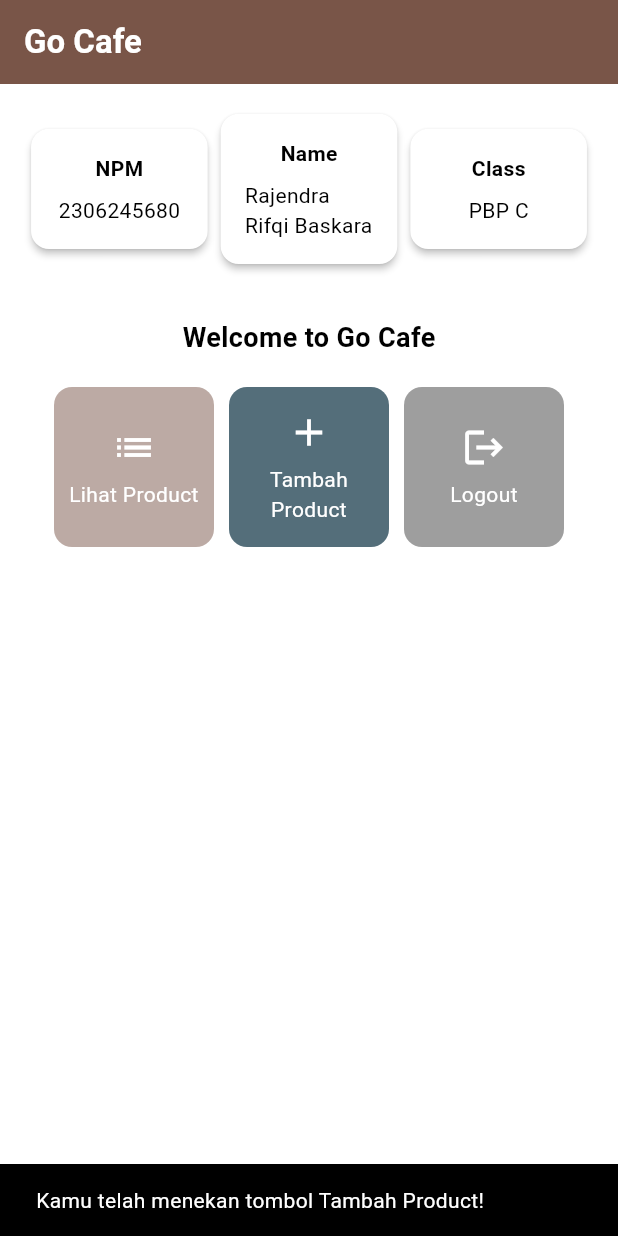
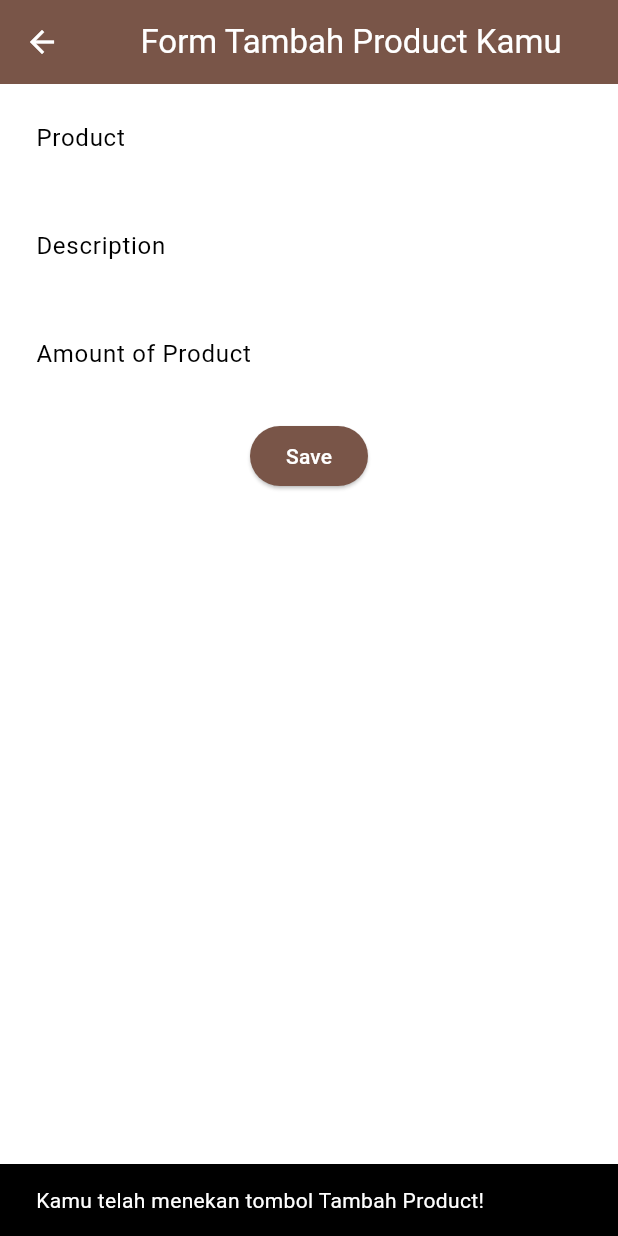
Before and after one commit to qibas/go-cafe-mobile, a Flutter app: the screen it shows after launch, after a tap on "Tambah Product", on a phone screen of 412 x 824 dp. Run offline on Flutter 3.47's test engine with Material 3 defaults, Android fonts, the phone set to English and light mode, and no system bars.

Commit message:
Done Tugas 8

```diff
--- a/lib/main.dart
+++ b/lib/main.dart
@@ -1,5 +1,5 @@
 import 'package:flutter/material.dart';
-import 'package:go_cafe/menu.dart';
+import 'package:go_cafe/screens/menu.dart';
 
 void main() {
   runApp(const MyApp());
--- a/lib/menu.dart
+++ b/lib/screens/menu.dart
@@ -1,22 +1,27 @@
 import 'package:flutter/material.dart';
+import 'package:go_cafe/widgets/left_drawer.dart';
+import 'package:go_cafe/widgets/product_card.dart';
 
 class MyHomePage extends StatelessWidget {
-  MyHomePage({super.key});
-
   final String npm = '2306245680'; // NPM
   final String name = 'Rajendra Rifqi Baskara'; // Nama
   final String className = 'PBP C'; // Kelas
 
   final List<ItemHomepage> items = [
-    ItemHomepage("Lihat Product", Icons.list, Colors.brown.shade200),
-    ItemHomepage("Tambah Product", Icons.add, Colors.blueGrey.shade600),
-    ItemHomepage("Logout", Icons.logout, Colors.black38),
-  ];
+         ItemHomepage("Lihat Product", Icons.list,Colors.brown.shade200),
+         ItemHomepage("Tambah Product", Icons.add,Colors.blueGrey.shade600),
+         ItemHomepage("Logout", Icons.logout, Colors.black38),
+     ];
+
+  MyHomePage({super.key});
 
   @override
   Widget build(BuildContext context) {
+    // Scaffold menyediakan struktur dasar halaman dengan AppBar dan body.
     return Scaffold(
+      // AppBar adalah bagian atas halaman yang menampilkan judul.
       appBar: AppBar(
+        // Judul aplikasi "Mental Health Tracker" dengan teks putih dan tebal.
         title: const Text(
           'Go Cafe',
           style: TextStyle(
@@ -24,13 +29,19 @@
             fontWeight: FontWeight.bold,
           ),
         ),
+        // Warna latar belakang AppBar diambil dari skema warna tema aplikasi.
         backgroundColor: Theme.of(context).colorScheme.primary,
+        iconTheme: const IconThemeData(color: Colors.white),
       ),
+      drawer: const LeftDrawer(),
+      // Body halaman dengan padding di sekelilingnya.
       body: Padding(
         padding: const EdgeInsets.all(16.0),
+        // Menyusun widget secara vertikal dalam sebuah kolom.
         child: Column(
           crossAxisAlignment: CrossAxisAlignment.center,
           children: [
+            // Row untuk menampilkan 3 InfoCard secara horizontal.
             Row(
               mainAxisAlignment: MainAxisAlignment.spaceEvenly,
               children: [
@@ -39,10 +50,17 @@
                 InfoCard(title: 'Class', content: className),
               ],
             ),
+
+            // Memberikan jarak vertikal 16 unit.
             const SizedBox(height: 16.0),
+
+            // Menempatkan widget berikutnya di tengah halaman.
             Center(
               child: Column(
+                // Menyusun teks dan grid item secara vertikal.
+
                 children: [
+                  // Menampilkan teks sambutan dengan gaya tebal dan ukuran 18.
                   const Padding(
                     padding: EdgeInsets.only(top: 16.0),
                     child: Text(
@@ -53,13 +71,18 @@
                       ),
                     ),
                   ),
+
+                  // Grid untuk menampilkan ItemCard dalam bentuk grid 3 kolom.
                   GridView.count(
                     primary: true,
                     padding: const EdgeInsets.all(20),
                     crossAxisSpacing: 10,
                     mainAxisSpacing: 10,
                     crossAxisCount: 3,
+                    // Agar grid menyesuaikan tinggi kontennya.
                     shrinkWrap: true,
+
+                    // Menampilkan ItemCard untuk setiap item dalam list items.
                     children: items.map((ItemHomepage item) {
                       return ItemCard(item);
                     }).toList(),
@@ -74,19 +97,25 @@
   }
 }
 
+
 class InfoCard extends StatelessWidget {
-  final String title;
-  final String content;
+  // Kartu informasi yang menampilkan title dan content.
+
+  final String title;  // Judul kartu.
+  final String content;  // Isi kartu.
 
   const InfoCard({super.key, required this.title, required this.content});
 
   @override
   Widget build(BuildContext context) {
     return Card(
+      // Membuat kotak kartu dengan bayangan dibawahnya.
       elevation: 2.0,
       child: Container(
-        width: MediaQuery.of(context).size.width / 3.5,
+        // Mengatur ukuran dan jarak di dalam kartu.
+        width: MediaQuery.of(context).size.width / 3.5, // menyesuaikan dengan lebar device yang digunakan.
         padding: const EdgeInsets.all(16.0),
+        // Menyusun title dan content secara vertikal.
         child: Column(
           children: [
             Text(
@@ -101,55 +130,3 @@
     );
   }
 }
-
-class ItemHomepage {
-  final String name;
-  final IconData icon;
-  final Color color;
-
-  ItemHomepage(this.name, this.icon, this.color);
-}
-
-class ItemCard extends StatelessWidget {
-  final ItemHomepage item;
-
-  const ItemCard(this.item, {super.key});
-
-  @override
-  Widget build(BuildContext context) {
-    return Material(
-      color: item.color, // Use the item-specific color
-      borderRadius: BorderRadius.circular(12),
-      child: InkWell(
-        onTap: () {
-          ScaffoldMessenger.of(context)
-            ..hideCurrentSnackBar()
-            ..showSnackBar(
-              SnackBar(content: Text("Kamu telah menekan tombol ${item.name}!"))
-            );
-        },
-        child: Container(
-          padding: const EdgeInsets.all(8),
-          child: Center(
-            child: Column(
-              mainAxisAlignment: MainAxisAlignment.center,
-              children: [
-                Icon(
-                  item.icon,
-                  color: Colors.white,
-                  size: 30.0,
-                ),
-                const Padding(padding: EdgeInsets.all(3)),
-                Text(
-                  item.name,
-                  textAlign: TextAlign.center,
-                  style: const TextStyle(color: Colors.white),
-                ),
-              ],
-            ),
-          ),
-        ),
-      ),
-    );
-  }
-}
--- /dev/null
+++ b/lib/screens/productentry_form.dart
@@ -0,0 +1,159 @@
+import 'package:flutter/material.dart';
+
+class ProductEntryFormPage extends StatefulWidget {
+  const ProductEntryFormPage({super.key});
+
+  @override
+  State<ProductEntryFormPage> createState() => _ProductEntryFormPageState();
+}
+
+class _ProductEntryFormPageState extends State<ProductEntryFormPage> {
+  final _formKey = GlobalKey<FormState>();
+  String _name = "";
+  String _description = "";
+  int _amount = 0;
+
+  @override
+  Widget build(BuildContext context) {
+    return Scaffold(
+      appBar: AppBar(
+        title: const Center(
+          child: Text(
+            'Form Tambah Product Kamu',
+          ),
+        ),
+        backgroundColor: Theme.of(context).colorScheme.primary,
+        foregroundColor: Colors.white,
+      ),
+      body: Form(
+        key: _formKey,
+        child: SingleChildScrollView(
+          child: Column(
+            crossAxisAlignment: CrossAxisAlignment.start,
+            children: [
+              Padding(
+                padding: const EdgeInsets.all(8.0),
+                child: TextFormField(
+                  decoration: InputDecoration(
+                    hintText: "Product",
+                    labelText: "Product",
+                    border: OutlineInputBorder(
+                      borderRadius: BorderRadius.circular(5.0),
+                    ),
+                  ),
+                  onChanged: (String? value) {
+                    setState(() {
+                      _name = value!;
+                    });
+                  },
+                  validator: (String? value) {
+                    if (value == null || value.isEmpty) {
+                      return "Product tidak boleh kosong!";
+                    }
+                    return null;
+                  },
+                ),
+              ),
+              Padding(
+                padding: const EdgeInsets.all(8.0),
+                child: TextFormField(
+                  decoration: InputDecoration(
+                    hintText: "Description",
+                    labelText: "Description",
+                    border: OutlineInputBorder(
+                      borderRadius: BorderRadius.circular(5.0),
+                    ),
+                  ),
+                  onChanged: (String? value) {
+                    setState(() {
+                      _description = value!;
+                    });
+                  },
+                  validator: (String? value) {
+                    if (value == null || value.isEmpty) {
+                      return "Description tidak boleh kosong!";
+                    }
+                    return null;
+                  },
+                ),
+              ),
+              Padding(
+                padding: const EdgeInsets.all(8.0),
+                child: TextFormField(
+                  decoration: InputDecoration(
+                    hintText: "Amount of Product",
+                    labelText: "Amount of Product",
+                    border: OutlineInputBorder(
+                      borderRadius: BorderRadius.circular(5.0),
+                    ),
+                  ),
+                  onChanged: (String? value) {
+                    setState(() {
+                      _amount = int.tryParse(value!) ?? 0;
+                    });
+                  },
+                  validator: (String? value) {
+                    if (value == null || value.isEmpty) {
+                      return "Amount of Product tidak boleh kosong!";
+                    }
+                    if (int.tryParse(value) == null) {
+                      return "Amount of Product harus berupa angka!";
+                    }
+                    return null;
+                  },
+                ),
+              ),
+              Align(
+                alignment: Alignment.bottomCenter,
+                child: Padding(
+                  padding: const EdgeInsets.all(8.0),
+                  child: ElevatedButton(
+                    style: ButtonStyle(
+                      backgroundColor: MaterialStateProperty.all(
+                          Theme.of(context).colorScheme.primary),
+                    ),
+                    onPressed: () {
+                      if (_formKey.currentState!.validate()) {
+                        showDialog(
+                          context: context,
+                          builder: (context) {
+                            return AlertDialog(
+                              title: const Text('Product berhasil tersimpan'),
+                              content: SingleChildScrollView(
+                                child: Column(
+                                  crossAxisAlignment: CrossAxisAlignment.start,
+                                  children: [
+                                    Text('Product: $_name'),
+                                    Text('Description: $_description'),
+                                    Text('Amount of Product: $_amount'),
+                                  ],
+                                ),
+                              ),
+                              actions: [
+                                TextButton(
+                                  child: const Text('OK'),
+                                  onPressed: () {
+                                    Navigator.pop(context);
+                                    _formKey.currentState!.reset();
+                                  },
+                                ),
+                              ],
+                            );
+                          },
+                        );
+                      }
+                    },
+                    child: const Text(
+                      "Save",
+                      style: TextStyle(color: Colors.white),
+                    ),
+                  ),
+                ),
+              ),
+            ],
+          ),
+        ),
+      ),
+    );
+  }
+}
--- /dev/null
+++ b/lib/widgets/left_drawer.dart
@@ -0,0 +1,69 @@
+import 'package:flutter/material.dart';
+import 'package:go_cafe/screens/menu.dart';
+import 'package:go_cafe/screens/productentry_form.dart';
+
+class LeftDrawer extends StatelessWidget {
+  const LeftDrawer({super.key});
+
+  @override
+  Widget build(BuildContext context) {
+    return Drawer(
+      child: ListView(
+        children: [
+          DrawerHeader(
+
+    decoration: BoxDecoration(
+      color: Theme.of(context).colorScheme.primary,
+    ),
+    child: const Column(
+      children: [
+        Text(
+          'Go Cafe',
+          textAlign: TextAlign.center,
+          style: TextStyle(
+            fontSize: 24,
+            fontWeight: FontWeight.bold,
+            color: Colors.white,
+          ),
+        ),
+        Padding(padding: EdgeInsets.all(8)),
+        Text(
+          "Ingin Begadang? Beli kopi di go cafe aja, dijamin joss!!",
+          textAlign: TextAlign.center,
+          style: TextStyle(
+            fontSize: 15,
+            color: Colors.white,
+            fontWeight: FontWeight.normal,
+          ),
+        ),
+      ],
+    ),
+          ),
+  ListTile(
+    leading: const Icon(Icons.home_outlined),
+    title: const Text('Halaman Utama'),
+    // Bagian redirection ke MyHomePage
+    onTap: () {
+      Navigator.pushReplacement(
+          context,
+          MaterialPageRoute(
+            builder: (context) => MyHomePage(),
+          ));
+    },
+  ),
+  ListTile(
+    leading: const Icon(Icons.add),
+    title: const Text('Tambah Product'),
+    // Bagian redirection ke MoodEntryFormPage
+    onTap: () {
+      Navigator.push(
+          context,
+          MaterialPageRoute(
+            builder: (context) => const ProductEntryFormPage(),
+          ));
+    },
+  ),        ],
+      ),
+    );
+  }
+}
--- /dev/null
+++ b/lib/widgets/product_card.dart
@@ -0,0 +1,71 @@
+import 'package:flutter/material.dart';
+import 'package:go_cafe/screens/productentry_form.dart';
+
+class ItemCard extends StatelessWidget {
+  // Menampilkan kartu dengan ikon dan nama.
+
+  final ItemHomepage item;
+
+  const ItemCard(this.item, {super.key});
+
+  @override
+  Widget build(BuildContext context) {
+    return Material(
+      // Menentukan warna latar belakang dari tema aplikasi.
+      color: item.color,
+      // Membuat sudut kartu melengkung.
+      borderRadius: BorderRadius.circular(12),
+
+      child: InkWell(
+        // Aksi ketika kartu ditekan.
+        onTap: () {
+        // Memunculkan SnackBar ketika diklik
+        ScaffoldMessenger.of(context)
+          ..hideCurrentSnackBar()
+          ..showSnackBar(SnackBar(
+              content: Text("Kamu telah menekan tombol ${item.name}!")));
+
+        // Navigate ke route yang sesuai (tergantung jenis tombol)
+        if (item.name == "Tambah Product") {
+          Navigator.push(
+            context,
+            MaterialPageRoute(builder: (context) => const ProductEntryFormPage()),
+          );
+        }
+      },
+        // Container untuk menyimpan Icon dan Text
+        child: Container(
+          padding: const EdgeInsets.all(8),
+          child: Center(
+            child: Column(
+              // Menyusun ikon dan teks di tengah kartu.
+              mainAxisAlignment: MainAxisAlignment.center,
+              children: [
+                Icon(
+                  item.icon,
+                  color: Colors.white,
+                  size: 30.0,
+                ),
+                const Padding(padding: EdgeInsets.all(3)),
+                Text(
+                  item.name,
+                  textAlign: TextAlign.center,
+                  style: const TextStyle(color: Colors.white),
+                ),
+              ],
+            ),
+          ),
+        ),
+      ),
+    );
+  }
+
+}
+
+class ItemHomepage {
+    final String name;
+    final IconData icon;
+    final Color color;
+
+    ItemHomepage(this.name, this.icon,this.color);
+}
```
Also changed, not shown: 1 other file.
